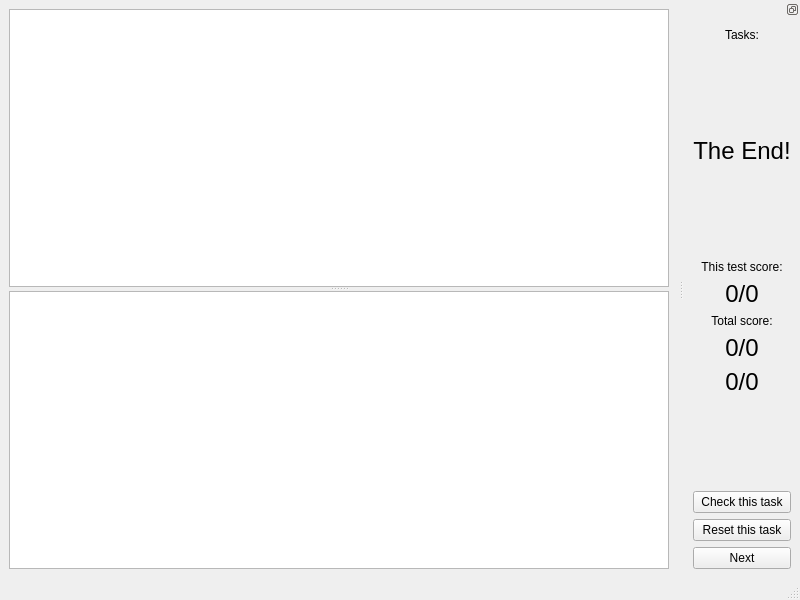
First picture: the form in src/ipp3/gui/testview.ui, repository pavelchristof/ipp3, before the edit.
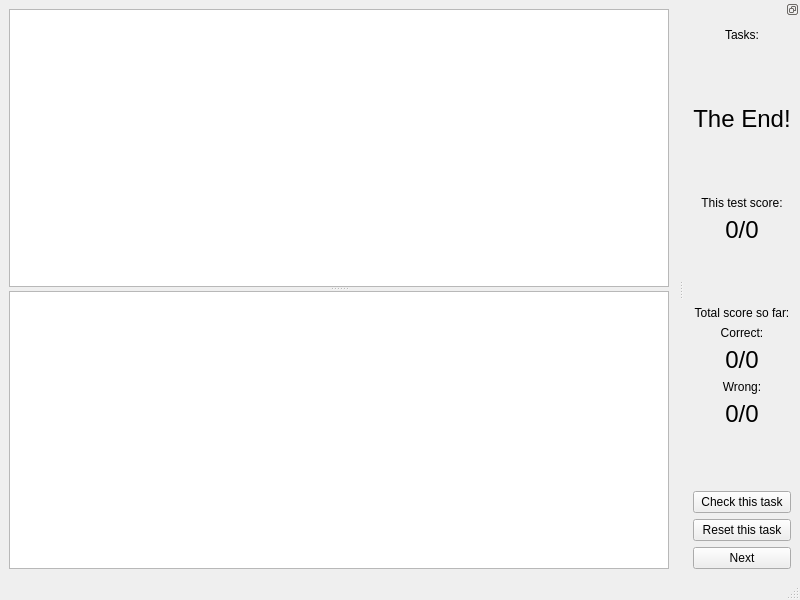
Second picture: the form after the edit.

```diff
--- a/src/ipp3/gui/testview.ui
+++ b/src/ipp3/gui/testview.ui
@@ -170,10 +170,33 @@
        </property>
       </widget>
      </item>
+     <item>
+      <spacer name="verticalSpacer_4">
+       <property name="orientation">
+        <enum>Qt::Vertical</enum>
+       </property>
+       <property name="sizeHint" stdset="0">
+        <size>
+         <width>20</width>
+         <height>40</height>
+        </size>
+       </property>
+      </spacer>
+     </item>
      <item>
       <widget class="QLabel" name="totalScoreLabel">
        <property name="text">
-        <string>Total score:</string>
+        <string>Total score so far:</string>
+       </property>
+       <property name="alignment">
+        <set>Qt::AlignCenter</set>
+       </property>
+      </widget>
+     </item>
+     <item>
+      <widget class="QLabel" name="label_2">
+       <property name="text">
+        <string>Correct:</string>
        </property>
        <property name="alignment">
         <set>Qt::AlignCenter</set>
@@ -198,6 +221,16 @@
        </property>
       </widget>
      </item>
+     <item>
+      <widget class="QLabel" name="label_3">
+       <property name="text">
+        <string>Wrong:</string>
+       </property>
+       <property name="alignment">
+        <set>Qt::AlignCenter</set>
+       </property>
+      </widget>
+     </item>
      <item>
       <widget class="QLabel" name="wrongAnswers">
        <property name="font">
```
Left out of the diff: 4 changed lines with no effect on the pictures.
